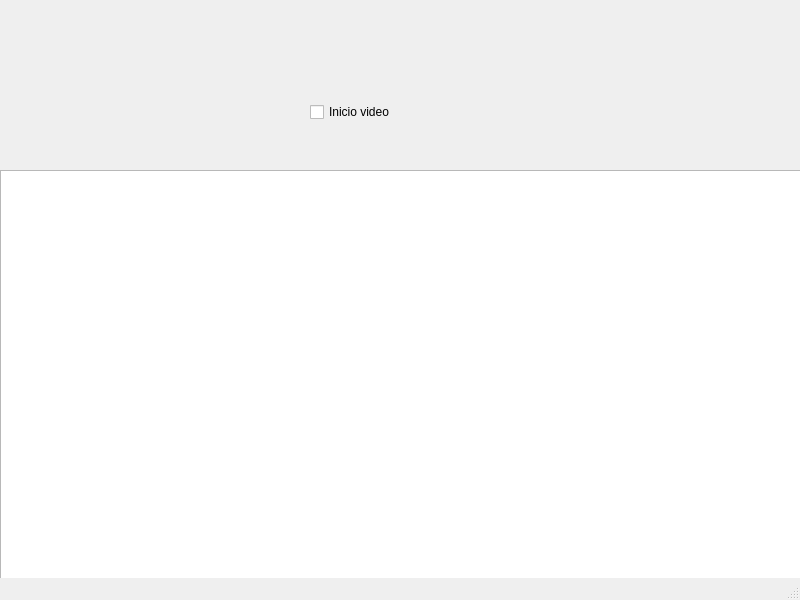
The window that 3.Host/1.GUI/ViCON_GUI/vicon.ui (christiancobos/ViCON) describes before a commit, drawn with Qt 5.
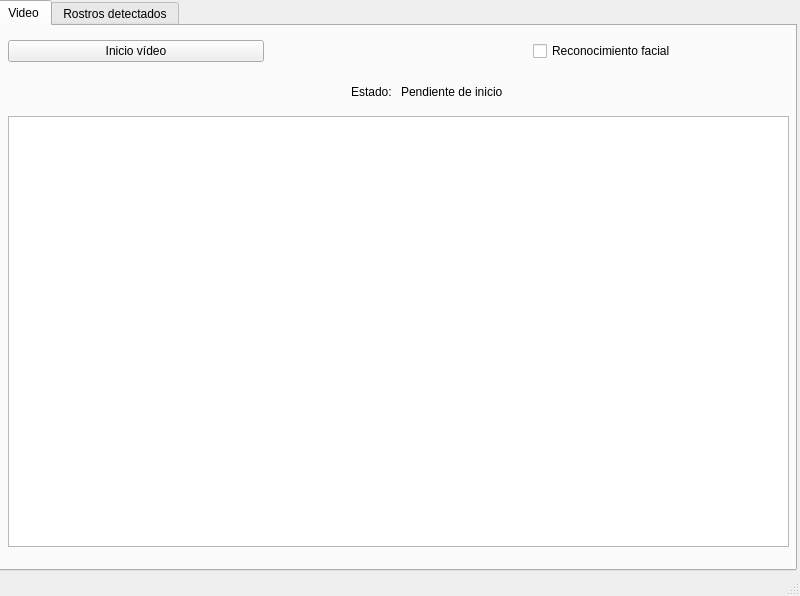
The same window after the commit.

Commit message: [VIC-16] Frontend redesign: tabbed layout and dynamic face recognition UI

```diff
--- a/3.Host/1.GUI/ViCON_GUI/vicon.ui
+++ b/3.Host/1.GUI/ViCON_GUI/vicon.ui
@@ -7,37 +7,141 @@
     <x>0</x>
     <y>0</y>
     <width>800</width>
-    <height>600</height>
+    <height>596</height>
    </rect>
   </property>
   <property name="windowTitle">
    <string>ViCON</string>
   </property>
   <widget class="QWidget" name="centralwidget">
-   <widget class="QGraphicsView" name="graphicsView">
+   <widget class="QTabWidget" name="tabWidget">
     <property name="geometry">
      <rect>
-      <x>0</x>
-      <y>170</y>
+      <x>-4</x>
+      <y>0</y>
       <width>801</width>
-      <height>431</height>
+      <height>571</height>
      </rect>
     </property>
-   </widget>
-   <widget class="QCheckBox" name="inicioVideo">
-    <property name="geometry">
-     <rect>
-      <x>310</x>
-      <y>100</y>
-      <width>171</width>
-      <height>24</height>
-     </rect>
+    <property name="currentIndex">
+     <number>0</number>
     </property>
-    <property name="text">
-     <string>Inicio video</string>
-    </property>
+    <widget class="QWidget" name="tab_3">
+     <attribute name="title">
+      <string>Video</string>
+     </attribute>
+     <widget class="QGraphicsView" name="graphicsView">
+      <property name="geometry">
+       <rect>
+        <x>10</x>
+        <y>90</y>
+        <width>781</width>
+        <height>431</height>
+       </rect>
+      </property>
+     </widget>
+     <widget class="QWidget" name="horizontalLayoutWidget">
+      <property name="geometry">
+       <rect>
+        <x>10</x>
+        <y>10</y>
+        <width>781</width>
+        <height>31</height>
+       </rect>
+      </property>
+      <layout class="QHBoxLayout" name="horizontalLayout">
+       <item>
+        <widget class="QPushButton" name="inicio">
+         <property name="text">
+          <string>Inicio vídeo</string>
+         </property>
+        </widget>
+       </item>
+       <item>
+        <widget class="QLabel" name="label_2">
+         <property name="text">
+          <string/>
+         </property>
+        </widget>
+       </item>
+       <item>
+        <widget class="QCheckBox" name="checkBox">
+         <property name="text">
+          <string>Reconocimiento facial</string>
+         </property>
+        </widget>
+       </item>
+      </layout>
+     </widget>
+     <widget class="QWidget" name="horizontalLayoutWidget_2">
+      <property name="geometry">
+       <rect>
+        <x>9</x>
+        <y>50</y>
+        <width>781</width>
+        <height>31</height>
+       </rect>
+      </property>
+      <layout class="QHBoxLayout" name="horizontalLayout_2">
+       <item>
+        <widget class="QLabel" name="label">
+         <property name="text">
+          <string>Estado: </string>
+         </property>
+         <property name="alignment">
+          <set>Qt::AlignRight|Qt::AlignTrailing|Qt::AlignVCenter</set>
+         </property>
+        </widget>
+       </item>
+       <item>
+        <widget class="QLabel" name="estado">
+         <property name="text">
+          <string>Pendiente de inicio</string>
+         </property>
+        </widget>
+       </item>
+      </layout>
+     </widget>
+    </widget>
+    <widget class="QWidget" name="tab_4">
+     <attribute name="title">
+      <string>Rostros detectados</string>
+     </attribute>
+     <widget class="QListView" name="listView">
+      <property name="geometry">
+       <rect>
+        <x>20</x>
+        <y>70</y>
+        <width>761</width>
+        <height>451</height>
+       </rect>
+      </property>
+     </widget>
+     <widget class="QLabel" name="label_3">
+      <property name="geometry">
+       <rect>
+        <x>218</x>
+        <y>20</y>
+        <width>361</width>
+        <height>21</height>
+       </rect>
+      </property>
+      <property name="font">
+       <font>
+        <pointsize>15</pointsize>
+       </font>
+      </property>
+      <property name="text">
+       <string>Lista de rostros detectados</string>
+      </property>
+      <property name="alignment">
+       <set>Qt::AlignCenter</set>
+      </property>
+     </widget>
+    </widget>
    </widget>
   </widget>
+  <widget class="QStatusBar" name="statusbar"/>
   <widget class="QMenuBar" name="menubar">
    <property name="geometry">
     <rect>
@@ -48,7 +152,6 @@
     </rect>
    </property>
   </widget>
-  <widget class="QStatusBar" name="statusbar"/>
  </widget>
  <resources/>
  <connections/>
```
Left out of the diff: 2 changed lines with no effect on the pictures. The commit also changes 2 other files.
